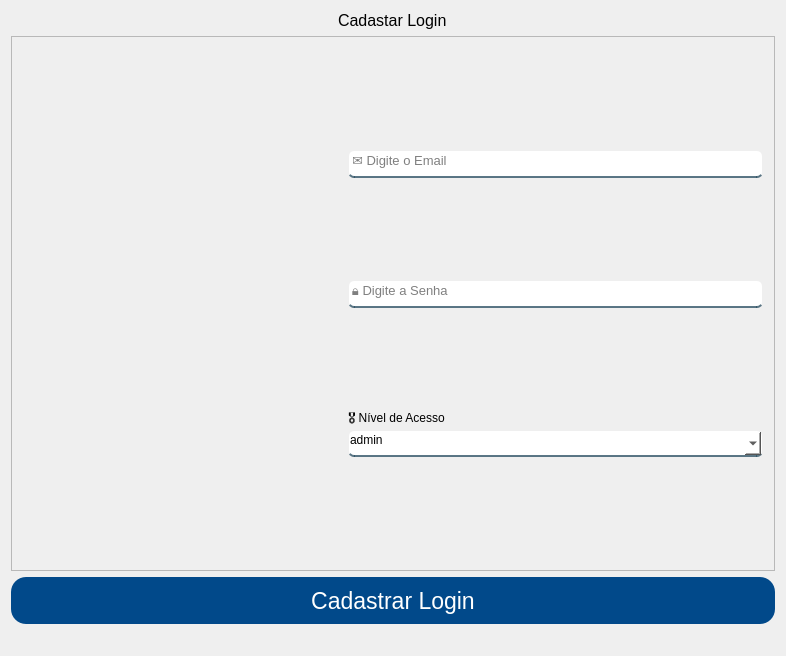
Qt form App/view/ui/cadastroLogin.ui (Senac-SOR-ADS/Mapa-de-Sala) before a commit.
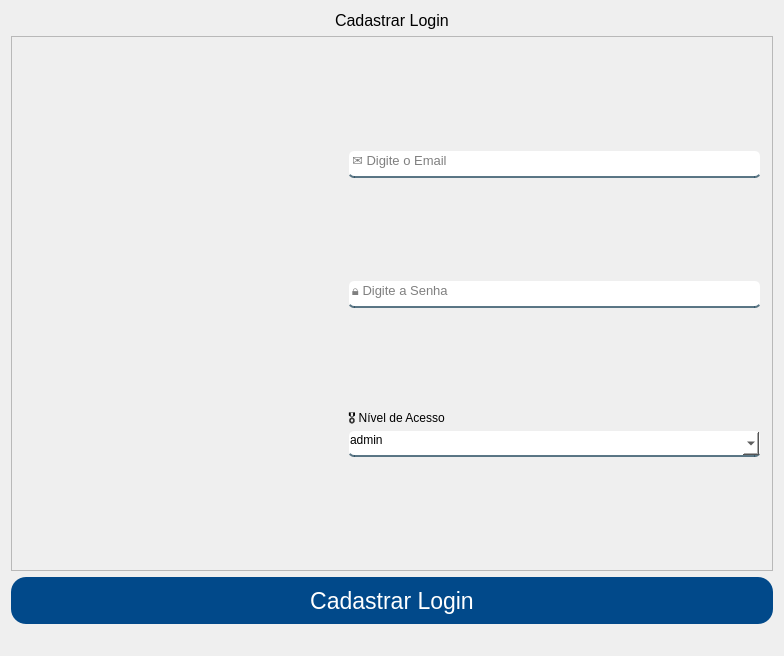
The same form after that commit. Icons and pictures are not drawn.

Commit message:
Mudança de erro de ortografia (#150)
* colocando menu mais detalhado na home

* correção do sub menu alinhado pra cima agr

* mudando icones

mudando icones conforme as atividades na aplicação, tipo mecher no menu ou minimizar e maximizar, etc

* arrumando algumas coisas so e os icones

* colocando menu simplificado e arrumando tabs

fiz um menu novo só com icones agr e arrumei o problema dos tabs tmb, alem de agr os botões ficarem clicados quando escolhem um deles

* mudança na ortografia da tela de cadastro de login

What changed in the file:
```diff
--- a/App/view/ui/cadastroLogin.ui
+++ b/App/view/ui/cadastroLogin.ui
@@ -6,7 +6,7 @@
    <rect>
     <x>0</x>
     <y>0</y>
-    <width>786</width>
+    <width>784</width>
     <height>656</height>
    </rect>
   </property>
@@ -55,7 +55,7 @@
       </font>
      </property>
      <property name="text">
-      <string>Cadastar Login</string>
+      <string>Cadastrar Login</string>
      </property>
     </widget>
    </item>
```
